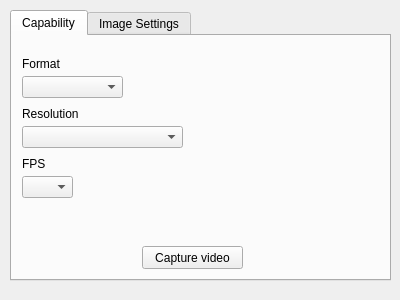
Above: test_app/cameraform.ui from abibas/webcamCaptureNewDesign before the change. Below: the same form after it.
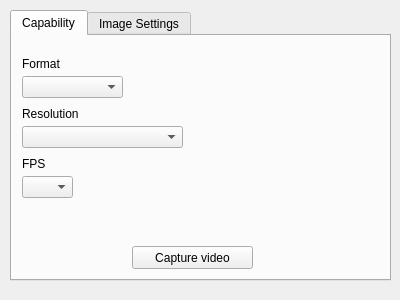
That is the form after the change.

What changed in the file:
```diff
--- a/test_app/cameraform.ui
+++ b/test_app/cameraform.ui
@@ -101,9 +101,9 @@
     <widget class="QPushButton" name="captureVideoBtb">
      <property name="geometry">
       <rect>
-       <x>130</x>
+       <x>120</x>
        <y>210</y>
-       <width>101</width>
+       <width>121</width>
        <height>23</height>
       </rect>
      </property>
```
